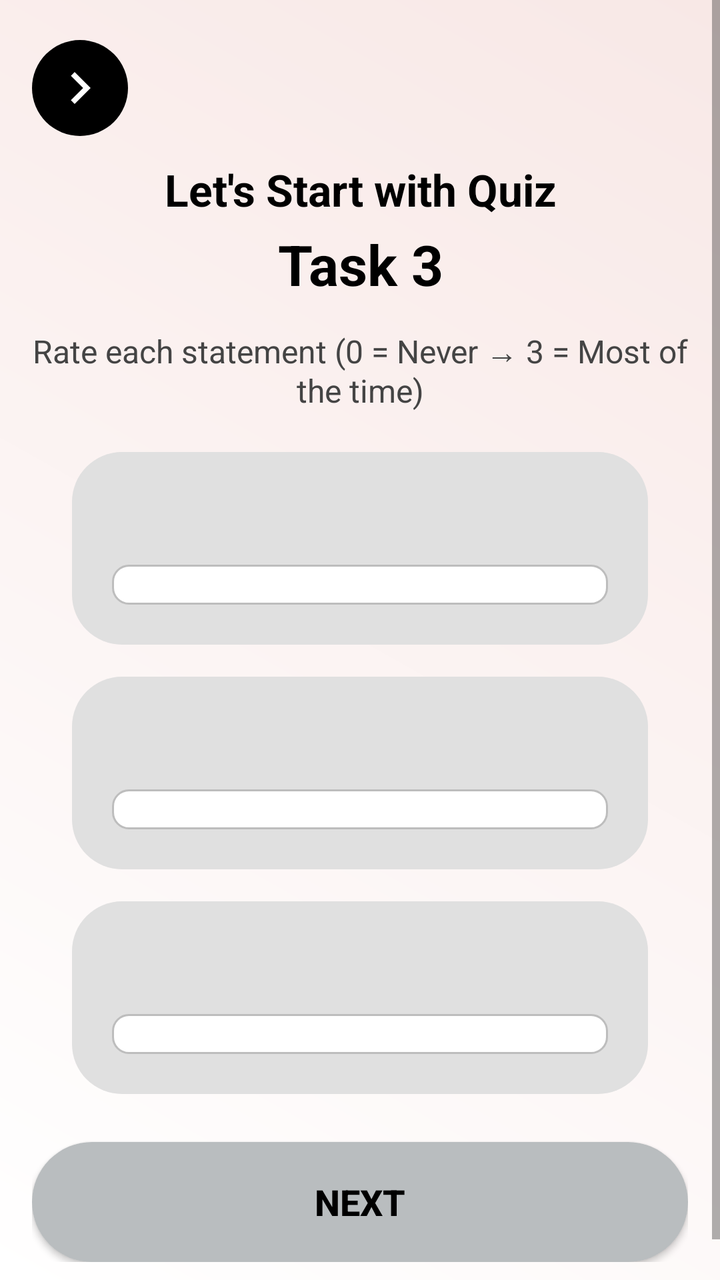
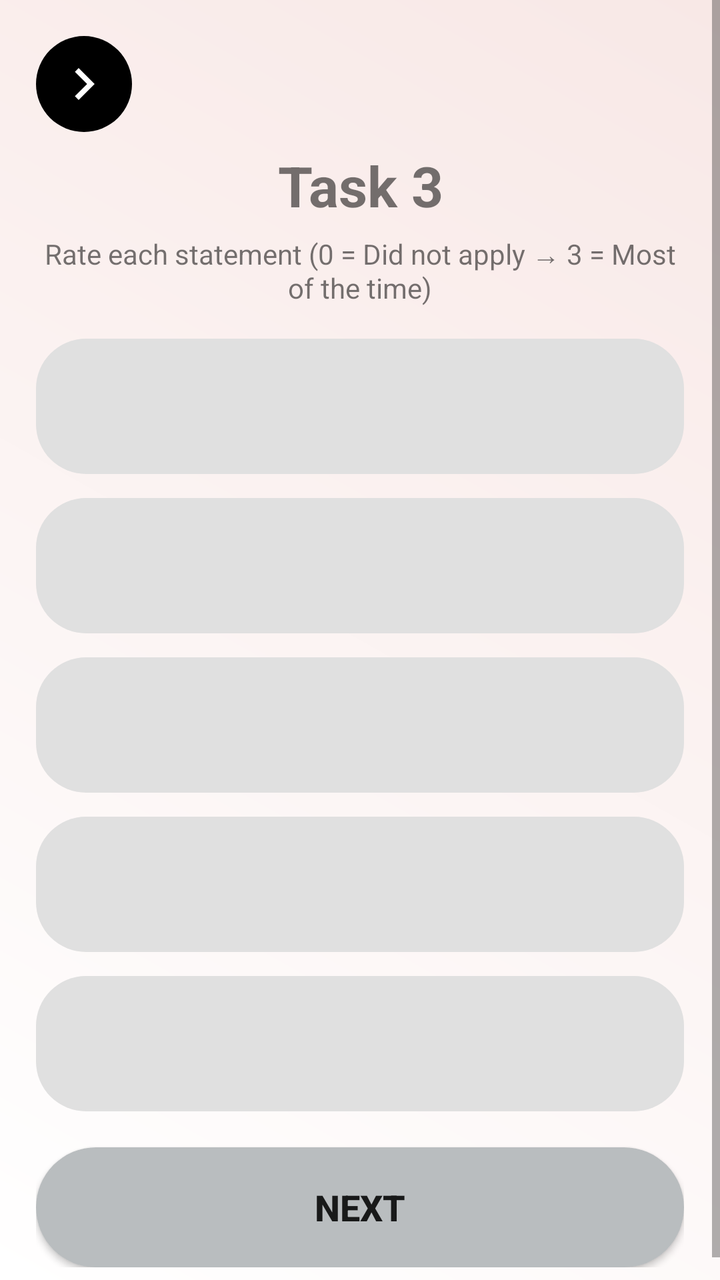

Compare the two renders of this Android layout. The source of the first and the diff that turns it into the second are given below.
<!-- AndroidManifest.xml: application theme Theme.CogniSync -->
<!-- res/layout/activity_task3.xml -->
<?xml version="1.0" encoding="utf-8"?>
<ScrollView xmlns:android="http://schemas.android.com/apk/res/android"
    xmlns:tools="http://schemas.android.com/tools"
    android:layout_width="match_parent"
    android:layout_height="match_parent"
    android:fillViewport="true"
    android:background="@drawable/background_gradient"
    android:fitsSystemWindows="true"
    tools:context=".Task3Activity">

    <LinearLayout
        android:layout_width="match_parent"
        android:layout_height="wrap_content"
        android:orientation="vertical"
        android:paddingTop="20dp"
        android:paddingBottom="30dp"
        android:paddingHorizontal="16dp">

        
        <ImageButton
            android:id="@+id/btnBack"
            android:layout_width="48dp"
            android:layout_height="48dp"
            android:background="@drawable/circle_bg"
            android:src="@drawable/ic_arrow_back"
            android:contentDescription="Back" />

        
        <TextView
            android:layout_width="match_parent"
            android:layout_height="wrap_content"
            android:text="Let's Start with Quiz"
            android:textAlignment="center"
            android:textColor="#000"
            android:textSize="22sp"
            android:textStyle="bold"
            android:layout_marginTop="12dp"/>

        <TextView
            android:layout_width="match_parent"
            android:layout_height="wrap_content"
            android:text="Task 3"
            android:textAlignment="center"
            android:textColor="#000"
            android:textSize="28sp"
            android:textStyle="bold"
            android:layout_marginTop="4dp"/>

        <TextView
            android:layout_width="match_parent"
            android:layout_height="wrap_content"
            android:text="Rate each statement (0 = Never → 3 = Most of the time)"
            android:textAlignment="center"
            android:textColor="#444"
            android:textSize="16sp"
            android:layout_marginTop="14dp"/>


        
        <LinearLayout
            android:layout_width="match_parent"
            android:layout_height="wrap_content"
            android:orientation="vertical"
            android:background="@drawable/rounded_grey_bg"
            android:padding="20dp"
            android:layout_marginTop="20dp"
            android:layout_marginHorizontal="20dp">

            <TextView
                android:id="@+id/q1Text"
                android:layout_width="match_parent"
                android:layout_height="wrap_content"
                android:textSize="18sp"
                android:textStyle="bold"
                android:textColor="#000"
                android:gravity="center"/>

            <Spinner
                android:id="@+id/firstSpinner"
                android:layout_width="match_parent"
                android:layout_height="wrap_content"
                android:layout_marginTop="12dp"
                android:background="@drawable/edittext_bg"
                android:padding="10dp" />
        </LinearLayout>


        
        <LinearLayout
            android:layout_width="match_parent"
            android:layout_height="wrap_content"
            android:orientation="vertical"
            android:background="@drawable/rounded_grey_bg"
            android:padding="20dp"
            android:layout_marginTop="16dp"
            android:layout_marginHorizontal="20dp">

            <TextView
                android:id="@+id/q2Text"
                android:layout_width="match_parent"
                android:layout_height="wrap_content"
                android:textSize="18sp"
                android:textStyle="bold"
                android:textColor="#000"
                android:gravity="center"/>

            <Spinner
                android:id="@+id/secondSpinner"
                android:layout_width="match_parent"
                android:layout_height="wrap_content"
                android:layout_marginTop="12dp"
                android:background="@drawable/edittext_bg"
                android:padding="10dp" />
        </LinearLayout>


        
        <LinearLayout
            android:layout_width="match_parent"
            android:layout_height="wrap_content"
            android:orientation="vertical"
            android:background="@drawable/rounded_grey_bg"
            android:padding="20dp"
            android:layout_marginTop="16dp"
            android:layout_marginHorizontal="20dp">

            <TextView
                android:id="@+id/q3Text"
                android:layout_width="match_parent"
                android:layout_height="wrap_content"
                android:textSize="18sp"
                android:textStyle="bold"
                android:textColor="#000"
                android:gravity="center"/>

            <Spinner
                android:id="@+id/thirdSpinner"
                android:layout_width="match_parent"
                android:layout_height="wrap_content"
                android:layout_marginTop="12dp"
                android:background="@drawable/edittext_bg"
                android:padding="10dp" />
        </LinearLayout>


        
        <androidx.appcompat.widget.AppCompatButton
            android:id="@+id/btnNext"
            android:layout_width="match_parent"
            android:layout_height="60dp"
            android:layout_marginTop="24dp"
            android:background="@drawable/btn_bg"
            android:text="NEXT"
            android:textStyle="bold"
            android:textSize="18sp"
            android:textColor="#000" />

    </LinearLayout>
</ScrollView>
<!-- resources referenced by this layout -->
<resources>
  <!-- drawable background_gradient (drawable) -->
  <?xml version="1.0" encoding="utf-8"?>
  <shape xmlns:android="http://schemas.android.com/apk/res/android">
      <gradient
          android:angle="45"
          android:startColor="#Ffffff"
          android:endColor="#F8E8E6"
          android:type="linear" />
  </shape>
  <!-- drawable btn_bg (drawable) -->
  <shape xmlns:android="http://schemas.android.com/apk/res/android"
      android:shape="rectangle">
      <solid android:color="#B9BDBF"/>
      <corners android:radius="35dp"/>
  </shape>
  <!-- drawable circle_bg (drawable) -->
  <?xml version="1.0" encoding="utf-8"?>
  <shape xmlns:android="http://schemas.android.com/apk/res/android"
      android:shape="oval">
  
      
      <solid android:color="#000000"/>   
  
      
      <stroke
          android:width="0dp"
          android:color="#CCCCCC"/>       
  
      
  </shape>
  <!-- drawable edittext_bg (drawable) -->
  <?xml version="1.0" encoding="utf-8"?>
  <selector xmlns:android="http://schemas.android.com/apk/res/android">
  
      
      <item android:state_pressed="true">
          <shape android:shape="rectangle">
              <solid android:color="#FFFFFF" />
              <corners android:radius="8dp"/>
              <stroke android:width="2dp" android:color="#8AB4F8" /> 
          </shape>
      </item>
  
      
      <item android:state_focused="true">
          <shape android:shape="rectangle">
              <solid android:color="#FFFFFF"/>
              <corners android:radius="8dp"/>
              <stroke android:width="2dp" android:color="#8AB4F8"/>
          </shape>
      </item>
  
      
      <item>
          <shape android:shape="rectangle">
              <solid android:color="#FFFFFF"/>
              <corners android:radius="8dp"/>
              <stroke android:width="1dp" android:color="#BDBDBD"/>
          </shape>
      </item>
  
  </selector>
  <!-- drawable ic_arrow_back (drawable) -->
  <vector xmlns:android="http://schemas.android.com/apk/res/android"
      android:width="32dp"
      android:height="32dp"
      android:viewportWidth="32"
      android:viewportHeight="32">
      <path
          android:fillColor="#ffffff"
          android:pathData="M11.45 22.12L17.56 16l-6.1-6.12L13.32 8l8 8-8 8-1.88-1.88Z"/>
  </vector>
  <!-- drawable rounded_grey_bg (drawable) -->
  <?xml version="1.0" encoding="utf-8"?>
  <shape xmlns:android="http://schemas.android.com/apk/res/android"
      android:shape="rectangle">
  
      
      <solid android:color="#E0E0E0" />
  
      
      <corners android:radius="25dp" />
  
  </shape>
  <style name="Theme.CogniSync" parent="Theme.MaterialComponents.DayNight.NoActionBar">
  
  
  
          
          <item name="android:statusBarColor">@android:color/white</item>
          <item name="android:windowLightStatusBar">true</item>
  
      </style>
</resources>

<!-- the commit's change to res/layout/activity_task3.xml (unified diff, before → after) -->
@@ -3,18 +3,16 @@
     xmlns:tools="http://schemas.android.com/tools"
     android:layout_width="match_parent"
     android:layout_height="match_parent"
-    android:fillViewport="true"
     android:background="@drawable/background_gradient"
     android:fitsSystemWindows="true"
+    android:fillViewport="true"
     tools:context=".Task3Activity">
 
     <LinearLayout
         android:layout_width="match_parent"
         android:layout_height="wrap_content"
         android:orientation="vertical"
-        android:paddingTop="20dp"
-        android:paddingBottom="30dp"
-        android:paddingHorizontal="16dp">
+        android:padding="18dp">
 
         
         <ImageButton
@@ -29,131 +27,155 @@
         <TextView
             android:layout_width="match_parent"
             android:layout_height="wrap_content"
-            android:text="Let's Start with Quiz"
-            android:textAlignment="center"
-            android:textColor="#000"
-            android:textSize="22sp"
+            android:text="Task 3"
+            android:textSize="28sp"
             android:textStyle="bold"
-            android:layout_marginTop="12dp"/>
+            android:gravity="center"
+            android:layout_marginTop="8dp" />
 
         <TextView
             android:layout_width="match_parent"
             android:layout_height="wrap_content"
-            android:text="Task 3"
-            android:textAlignment="center"
-            android:textColor="#000"
-            android:textSize="28sp"
-            android:textStyle="bold"
-            android:layout_marginTop="4dp"/>
-
-        <TextView
-            android:layout_width="match_parent"
-            android:layout_height="wrap_content"
-            android:text="Rate each statement (0 = Never → 3 = Most of the time)"
-            android:textAlignment="center"
-            android:textColor="#444"
-            android:textSize="16sp"
-            android:layout_marginTop="14dp"/>
-
+            android:text="Rate each statement (0 = Did not apply → 3 = Most of the time)"
+            android:textSize="14sp"
+            android:gravity="center"
+            android:layout_marginTop="6dp" />
 
         
         <LinearLayout
             android:layout_width="match_parent"
             android:layout_height="wrap_content"
             android:orientation="vertical"
-            android:background="@drawable/rounded_grey_bg"
-            android:padding="20dp"
-            android:layout_marginTop="20dp"
-            android:layout_marginHorizontal="20dp">
+            android:padding="18dp"
+            android:layout_marginTop="16dp"
+            android:background="@drawable/rounded_grey_bg">
 
             <TextView
-                android:id="@+id/q1Text"
+                android:id="@+id/q1"
                 android:layout_width="match_parent"
                 android:layout_height="wrap_content"
-                android:textSize="18sp"
+                android:textSize="16sp"
                 android:textStyle="bold"
-                android:textColor="#000"
-                android:gravity="center"/>
+                android:gravity="center" />
 
             <Spinner
-                android:id="@+id/firstSpinner"
+                android:id="@+id/spinner1"
                 android:layout_width="match_parent"
                 android:layout_height="wrap_content"
-                android:layout_marginTop="12dp"
-                android:background="@drawable/edittext_bg"
-                android:padding="10dp" />
+                android:layout_marginTop="10dp"
+                android:background="@drawable/edittext_bg" />
         </LinearLayout>
-
 
         
         <LinearLayout
             android:layout_width="match_parent"
             android:layout_height="wrap_content"
             android:orientation="vertical"
-            android:background="@drawable/rounded_grey_bg"
-            android:padding="20dp"
-            android:layout_marginTop="16dp"
-            android:layout_marginHorizontal="20dp">
+            android:padding="18dp"
+            android:layout_marginTop="12dp"
+            android:background="@drawable/rounded_grey_bg">
 
             <TextView
-                android:id="@+id/q2Text"
+                android:id="@+id/q2"
                 android:layout_width="match_parent"
                 android:layout_height="wrap_content"
-                android:textSize="18sp"
+                android:textSize="16sp"
                 android:textStyle="bold"
-                android:textColor="#000"
-                android:gravity="center"/>
+                android:gravity="center" />
 
             <Spinner
-                android:id="@+id/secondSpinner"
+                android:id="@+id/spinner2"
                 android:layout_width="match_parent"
                 android:layout_height="wrap_content"
-                android:layout_marginTop="12dp"
-                android:background="@drawable/edittext_bg"
-                android:padding="10dp" />
+                android:layout_marginTop="10dp"
+                android:background="@drawable/edittext_bg" />
         </LinearLayout>
-
 
         
         <LinearLayout
             android:layout_width="match_parent"
             android:layout_height="wrap_content"
             android:orientation="vertical"
-            android:background="@drawable/rounded_grey_bg"
-            android:padding="20dp"
-            android:layout_marginTop="16dp"
-            android:layout_marginHorizontal="20dp">
+            android:padding="18dp"
+            android:layout_marginTop="12dp"
+            android:background="@drawable/rounded_grey_bg">
 
             <TextView
-                android:id="@+id/q3Text"
+                android:id="@+id/q3"
                 android:layout_width="match_parent"
                 android:layout_height="wrap_content"
-                android:textSize="18sp"
+                android:textSize="16sp"
                 android:textStyle="bold"
-                android:textColor="#000"
-                android:gravity="center"/>
+                android:gravity="center" />
 
             <Spinner
-                android:id="@+id/thirdSpinner"
+                android:id="@+id/spinner3"
                 android:layout_width="match_parent"
                 android:layout_height="wrap_content"
-                android:layout_marginTop="12dp"
-                android:background="@drawable/edittext_bg"
-                android:padding="10dp" />
+                android:layout_marginTop="10dp"
+                android:background="@drawable/edittext_bg" />
         </LinearLayout>
 
+        
+        <LinearLayout
+            android:layout_width="match_parent"
+            android:layout_height="wrap_content"
+            android:orientation="vertical"
+            android:padding="18dp"
+            android:layout_marginTop="12dp"
+            android:background="@drawable/rounded_grey_bg">
+
+            <TextView
+                android:id="@+id/q4"
+                android:layout_width="match_parent"
+                android:layout_height="wrap_content"
+                android:textSize="16sp"
+                android:textStyle="bold"
+                android:gravity="center" />
+
+            <Spinner
+                android:id="@+id/spinner4"
+                android:layout_width="match_parent"
+                android:layout_height="wrap_content"
+                android:layout_marginTop="10dp"
+                android:background="@drawable/edittext_bg" />
+        </LinearLayout>
+
+        
+        <LinearLayout
+            android:layout_width="match_parent"
+            android:layout_height="wrap_content"
+            android:orientation="vertical"
+            android:padding="18dp"
+            android:layout_marginTop="12dp"
+            android:background="@drawable/rounded_grey_bg">
+
+            <TextView
+                android:id="@+id/q5"
+                android:layout_width="match_parent"
+                android:layout_height="wrap_content"
+                android:textSize="16sp"
+                android:textStyle="bold"
+                android:gravity="center" />
+
+            <Spinner
+                android:id="@+id/spinner5"
+                android:layout_width="match_parent"
+                android:layout_height="wrap_content"
+                android:layout_marginTop="10dp"
+                android:background="@drawable/edittext_bg" />
+        </LinearLayout>
 
         
         <androidx.appcompat.widget.AppCompatButton
             android:id="@+id/btnNext"
             android:layout_width="match_parent"
             android:layout_height="60dp"
-            android:layout_marginTop="24dp"
-            android:background="@drawable/btn_bg"
+            android:layout_marginTop="18dp"
             android:text="NEXT"
             android:textStyle="bold"
             android:textSize="18sp"
-            android:textColor="#000" />
+            android:background="@drawable/btn_bg" />
 
     </LinearLayout>
 </ScrollView>
